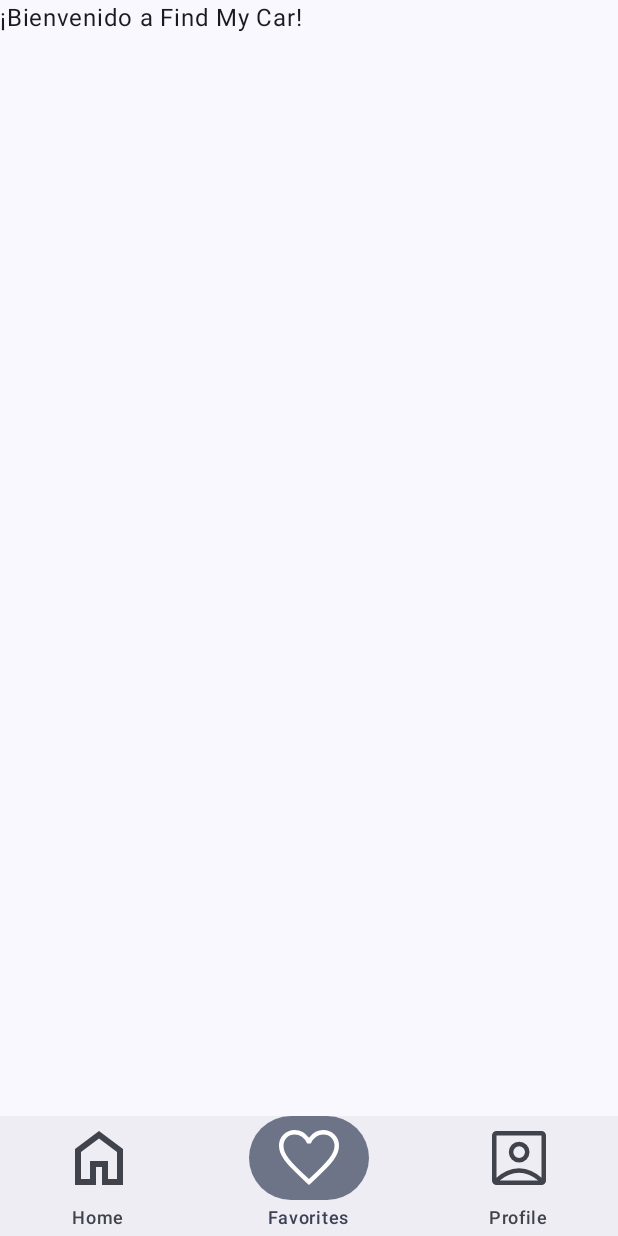
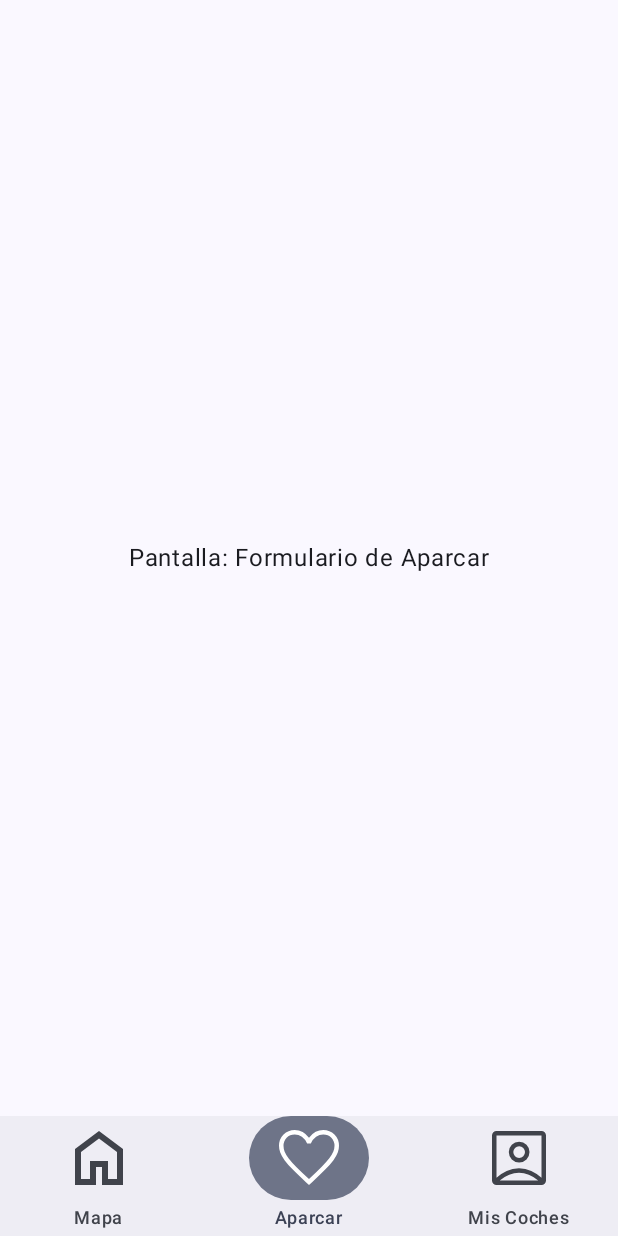
Before and after one commit to duniasr/Find-My-Car, an Android app built with Jetpack Compose: the screen it shows after launch (MainActivity), item 2 of the bottom bar chosen, on a phone screen of 412 x 824 dp. Run offline under Robolectric (Android 15) with nearby library versions, the phone set to English and light mode, and no system bars; our stand-ins replace navigation suite; 1 statement that could not run was skipped.

Commit message:
feat: map view

```diff
--- a/app/src/main/java/com/findmycar/MainActivity.kt
+++ b/app/src/main/java/com/findmycar/MainActivity.kt
@@ -4,6 +4,7 @@ import android.os.Bundle
 import androidx.activity.ComponentActivity
 import androidx.activity.compose.setContent
 import androidx.activity.enableEdgeToEdge
+import androidx.compose.foundation.layout.Box
 import androidx.compose.foundation.layout.fillMaxSize
 import androidx.compose.foundation.layout.padding
 import androidx.compose.material3.Icon
@@ -15,10 +16,12 @@ import androidx.compose.runtime.getValue
 import androidx.compose.runtime.mutableStateOf
 import androidx.compose.runtime.saveable.rememberSaveable
 import androidx.compose.runtime.setValue
+import androidx.compose.ui.Alignment
 import androidx.compose.ui.Modifier
 import androidx.compose.ui.res.painterResource
 import androidx.compose.ui.tooling.preview.Preview
 import androidx.compose.ui.tooling.preview.PreviewScreenSizes
+import com.findmycar.ui.map.MapScreen
 import com.findmycar.ui.theme.FindMyCarTheme
 
 class MainActivity : ComponentActivity() {
@@ -36,7 +39,7 @@ class MainActivity : ComponentActivity() {
 @PreviewScreenSizes
 @Composable
 fun FindMyCarApp() {
-    var currentDestination by rememberSaveable { mutableStateOf(AppDestinations.HOME) }
+    var currentDestination by rememberSaveable { mutableStateOf(AppDestinations.MAP) }
 
     NavigationSuiteScaffold(
         navigationSuiteItems = {
@@ -56,10 +59,11 @@ fun FindMyCarApp() {
         }
     ) {
         Scaffold(modifier = Modifier.fillMaxSize()) { innerPadding ->
-            Greeting(
-                name = "Find My Car",
-                modifier = Modifier.padding(innerPadding)
-            )
+            when (currentDestination) {
+                AppDestinations.MAP -> MapScreen(modifier = Modifier.padding(innerPadding))
+                AppDestinations.PARK -> PlaceholderScreen("Formulario de Aparcar", modifier = Modifier.padding(innerPadding))
+                AppDestinations.MY_CARS -> PlaceholderScreen("Mis Coches Aparcados", modifier = Modifier.padding(innerPadding))
+            }
         }
     }
 }
@@ -68,23 +72,25 @@ enum class AppDestinations(
     val label: String,
     val icon: Int,
 ) {
-    HOME("Home", R.drawable.ic_home),
-    FAVORITES("Favorites", R.drawable.ic_favorite),
-    PROFILE("Profile", R.drawable.ic_account_box),
+    MAP("Mapa", R.drawable.ic_home),
+    PARK("Aparcar", R.drawable.ic_favorite),
+    MY_CARS("Mis Coches", R.drawable.ic_account_box),
 }
 
 @Composable
-fun Greeting(name: String, modifier: Modifier = Modifier) {
-    Text(
-        text = "¡Bienvenido a $name!",
-        modifier = modifier
-    )
+fun PlaceholderScreen(title: String, modifier: Modifier = Modifier) {
+    Box(
+        modifier = modifier.fillMaxSize(),
+        contentAlignment = Alignment.Center
+    ) {
+        Text(text = "Pantalla: $title")
+    }
 }
 
 @Preview(showBackground = true)
 @Composable
-fun GreetingPreview() {
+fun FindMyCarAppPreview() {
     FindMyCarTheme {
-        Greeting("Find My Car")
+        FindMyCarApp()
     }
 }
```
Also changed, not shown: app/src/main/java/com/findmycar/data/local/ParkingEntity.kt (added, +10 -0 lines), app/src/main/java/com/findmycar/data/repository/ParkingRepository.kt (added, +16 -0 lines), app/src/main/java/com/findmycar/ui/components/SearchBarComponent.kt (added, +44 -0 lines), 5 other files.
